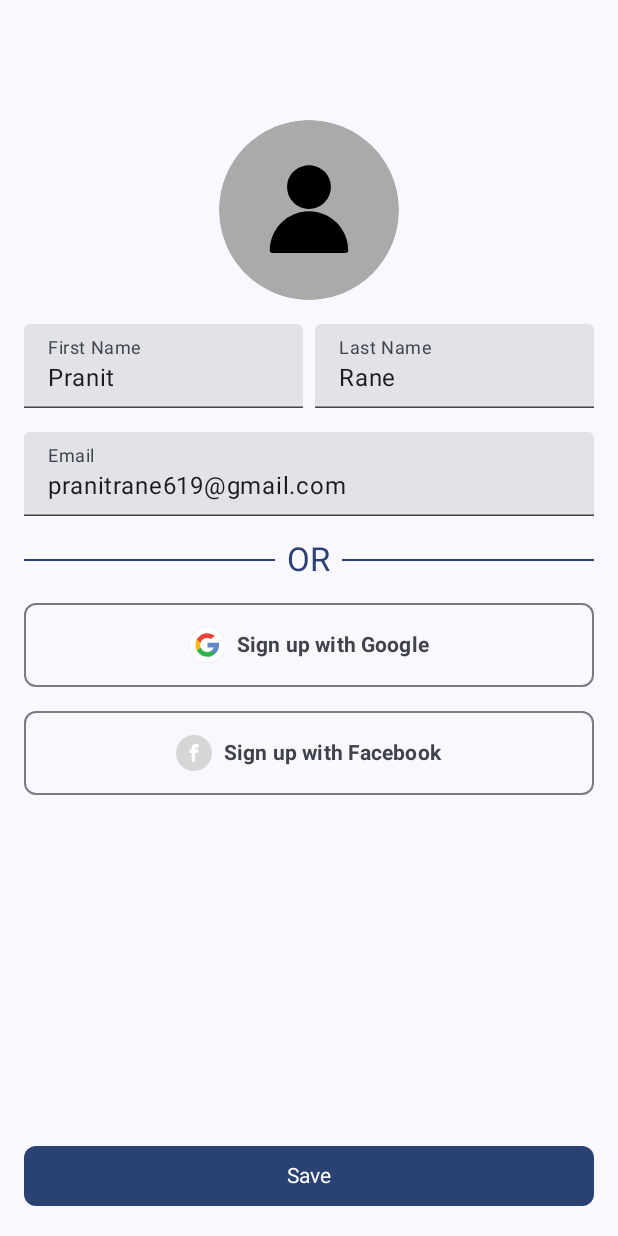
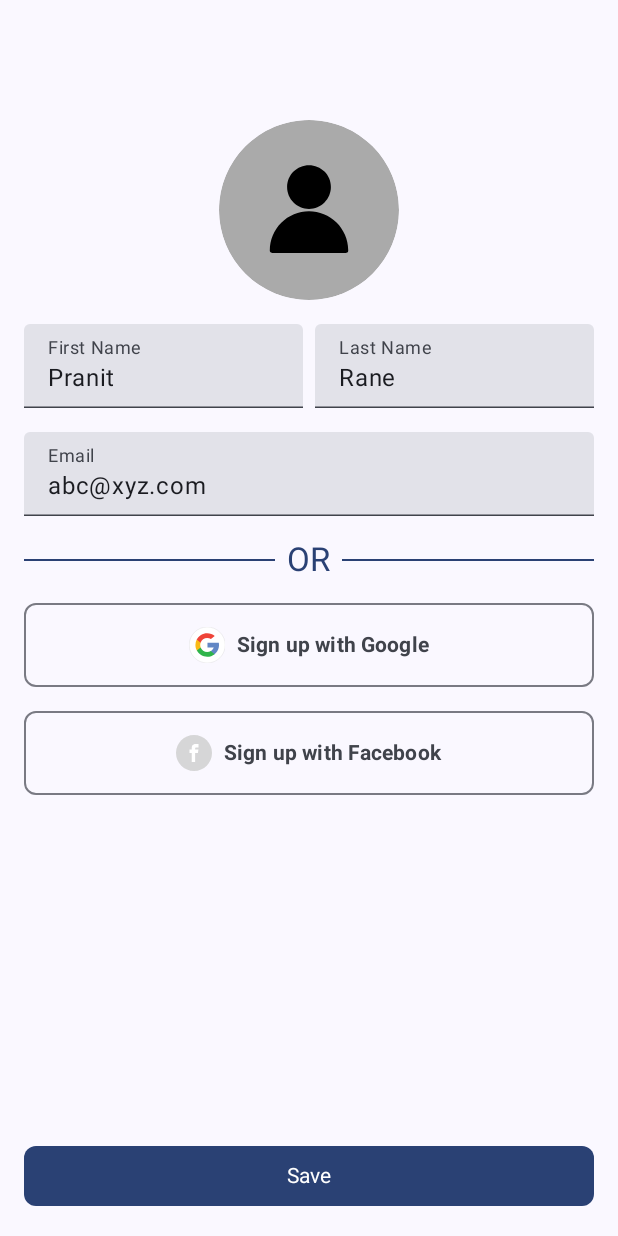
Before and after one commit to Pro-55/OMDb, an Android app built with Jetpack Compose: the @Preview function SignUpViewPreview, on a phone screen of 412 x 824 dp. Run offline under Robolectric (Android 15) with nearby library versions, the phone set to English and light mode, and no system bars; pictures from the network do not load.

Commit message:
misc: clean up

```diff
--- a/app/src/main/java/com/example/omdb/ui/authentication/SignUpView.kt
+++ b/app/src/main/java/com/example/omdb/ui/authentication/SignUpView.kt
@@ -144,7 +144,7 @@ fun SignUpViewPreview() {
             state = SignUpScreenState(
                 firstName = TextFieldState(text = "Pranit"),
                 lastName = TextFieldState(text = "Rane"),
-                email = TextFieldState(text = "pranitrane619@gmail.com")
+                email = TextFieldState(text = "abc@xyz.com")
             ),
             onFirstNameChange = {},
             onLastNameChange = {},
```
